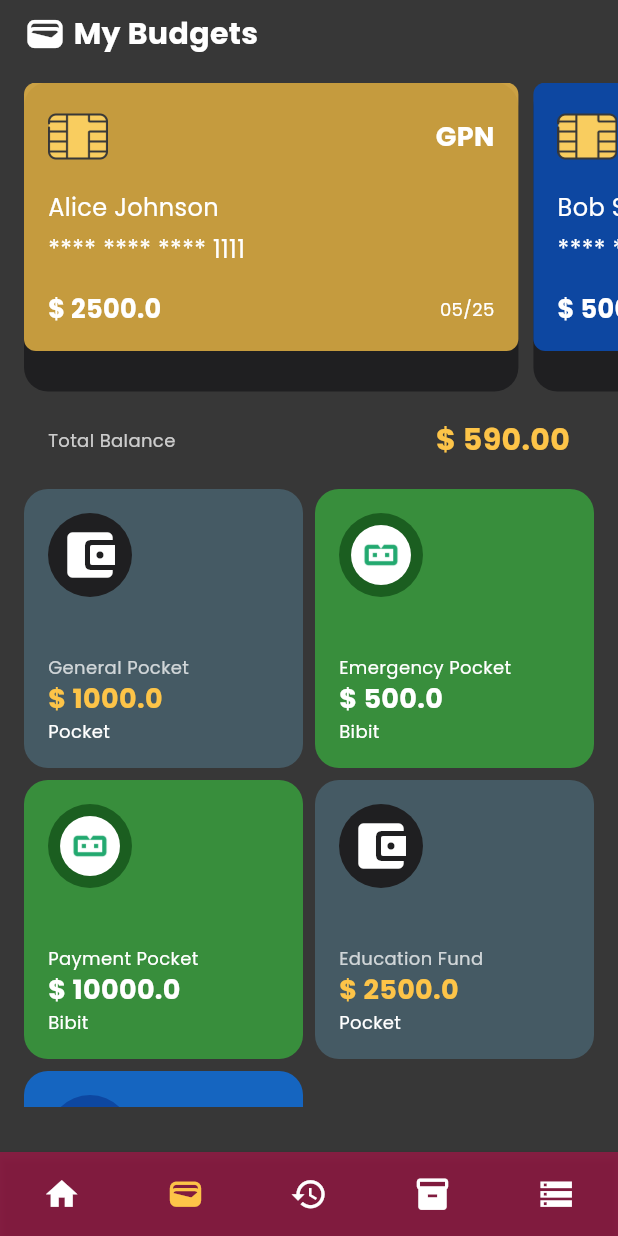
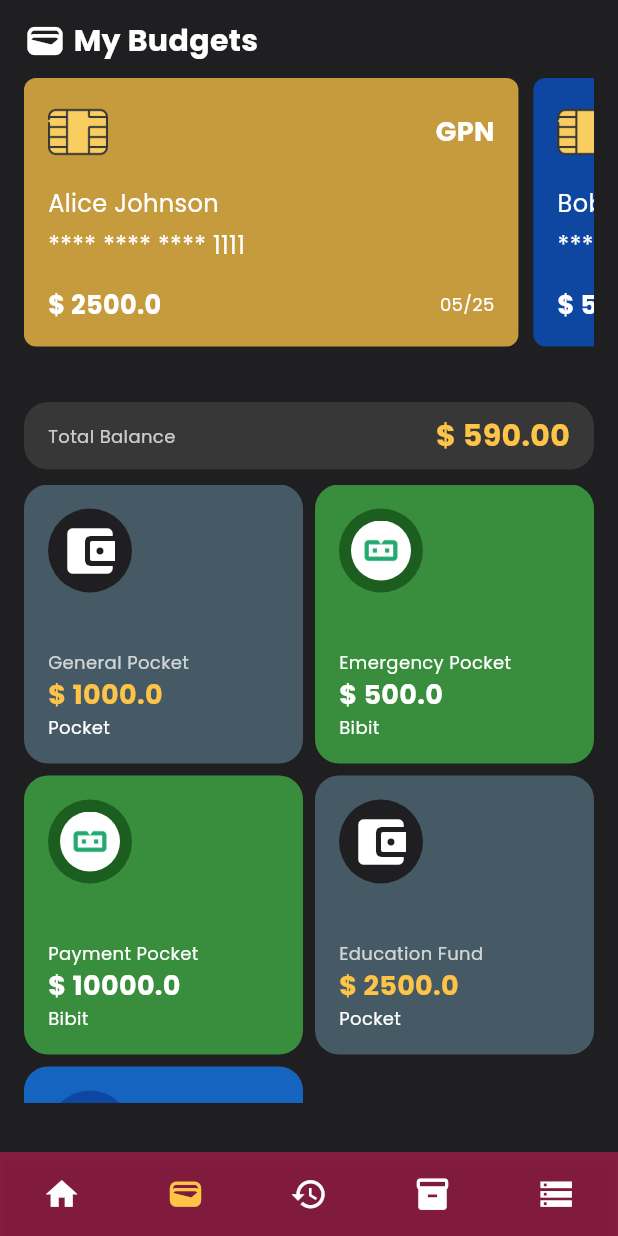
Before and after one commit to Danu-Nur/my_finance, a Flutter app: the screen it shows after launch, after a tap on the "info outline" icon, after a tap on the "visibility" icon, after a tap on "Vacation", on a phone screen of 412 x 824 dp. Run offline on Flutter 3.47's test engine with Material 3 defaults, Android fonts, the phone set to English and light mode, and no system bars; drawn by our look-alikes of animated_bottom_navigation_bar; our stand-ins replace bloc, fl_chart, flutter_bloc, google_fonts, percent_indicator.

Commit message:
Refactor header sections to use HeaderTitle widget for consistency across screens

```diff
--- a/lib/screens/features/budget/budget_screen.dart
+++ b/lib/screens/features/budget/budget_screen.dart
@@ -3,6 +3,7 @@ import 'package:my_finance/common/function/card_number_gap.dart';
 import 'package:my_finance/common/gap.dart';
 import 'package:my_finance/common/static.dart';
 import 'package:my_finance/data/repository/repository.dart';
+import 'package:my_finance/screens/widgets/header_title.dart';
 import 'package:my_finance/utils/color.dart';
 import 'package:my_finance/utils/typography.dart';
 
@@ -35,15 +36,19 @@ class _BudgetScreenState extends State<BudgetScreen> {
   Widget build(BuildContext context) {
     return SafeArea(
       child: Scaffold(
-        body: SizedBox(
+        body: Container(
           width: MediaQuery.of(context).size.width,
           height: MediaQuery.of(context).size.height,
+          padding: const EdgeInsets.symmetric(horizontal: 16, vertical: 8),
+          decoration: const BoxDecoration(
+            color: primaryColor,
+          ),
           child: SingleChildScrollView(
             physics: const NeverScrollableScrollPhysics(),
             child: Column(
               crossAxisAlignment: CrossAxisAlignment.start,
               children: [
-                headerSection(),
+                HeaderTitle(title: 'My Budgets', icon: Icons.wallet_rounded),
                 const VerticalGap10(),
                 cardListSection(context),
                 const VerticalGap10(),
@@ -59,10 +64,10 @@ class _BudgetScreenState extends State<BudgetScreen> {
   }
 
   Widget pocketSection(BuildContext context) {
-    return Container(
+    return SizedBox(
       width: MediaQuery.of(context).size.width,
       height: MediaQuery.of(context).size.height / 2,
-      padding: const EdgeInsets.symmetric(horizontal: 16),
+      // padding: const EdgeInsets.symmetric(horizontal: 16),
       child: FutureBuilder(
         future: Repository().getPocket(),
         builder: (context, snapshot) {
@@ -190,9 +195,9 @@ class _BudgetScreenState extends State<BudgetScreen> {
   }
 
   Widget balanceSection(BuildContext context) {
-    return Container(
+    return SizedBox(
       width: MediaQuery.of(context).size.width,
-      padding: const EdgeInsets.symmetric(horizontal: 16),
+      // padding: const EdgeInsets.symmetric(horizontal: 16),
       child: Container(
         width: MediaQuery.of(context).size.width,
         decoration: BoxDecoration(
@@ -249,7 +254,7 @@ class _BudgetScreenState extends State<BudgetScreen> {
           }
 
           return ListView.separated(
-            padding: const EdgeInsets.symmetric(horizontal: 16),
+            // padding: const EdgeInsets.symmetric(horizontal: 16),
             scrollDirection: Axis.horizontal,
             separatorBuilder: (context, index) => const HorizontalGap10(),
             itemCount: snapshot.data!.length,
@@ -441,24 +446,4 @@ class _BudgetScreenState extends State<BudgetScreen> {
       ],
     );
   }
-
-  Container headerSection() {
-    return Container(
-      padding: const EdgeInsets.symmetric(horizontal: 16, vertical: 8),
-      child: Row(
-        children: [
-          const Icon(
-            Icons.wallet_rounded,
-            size: 28,
-            color: textColor,
-          ),
-          const HorizontalGap5(),
-          Text(
-            'My Budgets',
-            style: poppinsH1.copyWith(color: textColor),
-          ),
-        ],
-      ),
-    );
-  }
 }
--- a/lib/screens/features/data_master/data_master_screen.dart
+++ b/lib/screens/features/data_master/data_master_screen.dart
@@ -3,6 +3,7 @@ import 'package:flutter_bloc/flutter_bloc.dart';
 import 'package:my_finance/blocs/navbar/navbar_bloc.dart';
 import 'package:my_finance/blocs/navbar/navbar_event.dart';
 import 'package:my_finance/common/gap.dart';
+import 'package:my_finance/screens/widgets/header_title.dart';
 import 'package:my_finance/utils/color.dart';
 import 'package:my_finance/utils/typography.dart';
 import 'package:my_finance/common/menu.dart';
@@ -27,7 +28,8 @@ class _DataMasterScreenState extends State<DataMasterScreen> {
           child: Column(
             children: [
               const VerticalGap10(),
-              headerSection(),
+              HeaderTitle(
+                  title: 'Data Master & Setting', icon: Icons.storage_sharp),
               const VerticalGap20(),
               Expanded(
                 child: ListView.separated(
@@ -107,21 +109,4 @@ class _DataMasterScreenState extends State<DataMasterScreen> {
       ),
     );
   }
-
-  Row headerSection() {
-    return Row(
-      children: [
-        const Icon(
-          Icons.storage_sharp,
-          size: 26,
-          color: textColor,
-        ),
-        const HorizontalGap5(),
-        Text(
-          'Data Master & Settings',
-          style: poppinsH1.copyWith(color: textColor),
-        ),
-      ],
-    );
-  }
 }
--- a/lib/screens/features/history/history_screen.dart
+++ b/lib/screens/features/history/history_screen.dart
@@ -4,6 +4,7 @@ import 'package:my_finance/data/model/transaction_model.dart';
 import 'package:my_finance/data/repository/repository.dart';
 import 'package:my_finance/screens/widgets/dynamic_F_A_B.dart';
 import 'package:my_finance/screens/features/data_master/data_master_screen.dart';
+import 'package:my_finance/screens/widgets/header_title.dart';
 import 'package:my_finance/utils/color.dart';
 import 'package:my_finance/utils/formatters.dart';
 import 'package:my_finance/utils/typography.dart';
@@ -32,7 +33,9 @@ class _HistoryScreenState extends State<HistoryScreen> {
           padding: const EdgeInsets.symmetric(horizontal: 16, vertical: 8),
           child: Column(
             children: [
-              headerSection(),
+              HeaderTitle(
+                  icon: Icons.history_edu_rounded,
+                  title: 'Transaction History'),
               const VerticalGap10(),
               transactionSection(),
             ],
@@ -291,20 +294,20 @@ class _HistoryScreenState extends State<HistoryScreen> {
     );
   }
 
-  Row headerSection() {
-    return Row(
-      children: [
-        const Icon(
-          Icons.history_edu_rounded,
-          size: 28,
-          color: textColor,
-        ),
-        const HorizontalGap5(),
-        Text(
-          'Transaction History',
-          style: poppinsH1.copyWith(color: textColor),
-        ),
-      ],
-    );
-  }
+  // Row headerSection() {
+  //   return Row(
+  //     children: [
+  //       const Icon(
+  //         Icons.history_edu_rounded,
+  //         size: 28,
+  //         color: textColor,
+  //       ),
+  //       const HorizontalGap5(),
+  //       Text(
+  //         'Transaction History',
+  //         style: poppinsH1.copyWith(color: textColor),
+  //       ),
+  //     ],
+  //   );
+  // }
 }
--- a/lib/screens/features/iventory/iventory_screen.dart
+++ b/lib/screens/features/iventory/iventory_screen.dart
@@ -3,6 +3,7 @@ import 'package:my_finance/common/gap.dart';
 import 'package:my_finance/data/repository/repository.dart';
 import 'package:my_finance/screens/widgets/dynamic_F_A_B.dart';
 import 'package:my_finance/screens/features/data_master/data_master_screen.dart';
+import 'package:my_finance/screens/widgets/header_title.dart';
 import 'package:my_finance/utils/color.dart';
 import 'package:my_finance/utils/typography.dart';
 
@@ -26,7 +27,7 @@ class _IventoryScreenState extends State<IventoryScreen> {
           padding: const EdgeInsets.symmetric(horizontal: 16, vertical: 8),
           child: Column(
             children: [
-              headerSection(),
+              HeaderTitle(icon: Icons.inventory_2, title: 'Iventory'),
               const VerticalGap10(),
               transactionSection(),
             ],
@@ -127,21 +128,4 @@ class _IventoryScreenState extends State<IventoryScreen> {
       },
     ));
   }
-
-  Row headerSection() {
-    return Row(
-      children: [
-        const Icon(
-          Icons.inventory_2,
-          size: 28,
-          color: textColor,
-        ),
-        const HorizontalGap5(),
-        Text(
-          'Ivnentory',
-          style: poppinsH1.copyWith(color: textColor),
-        ),
-      ],
-    );
-  }
 }
```
